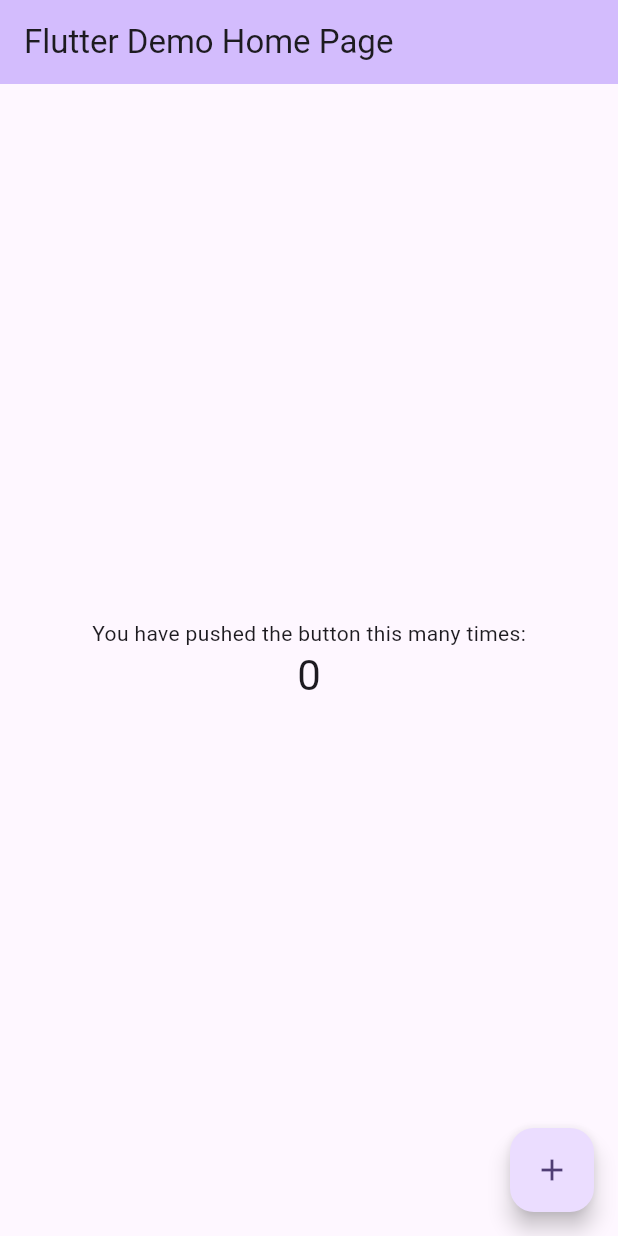
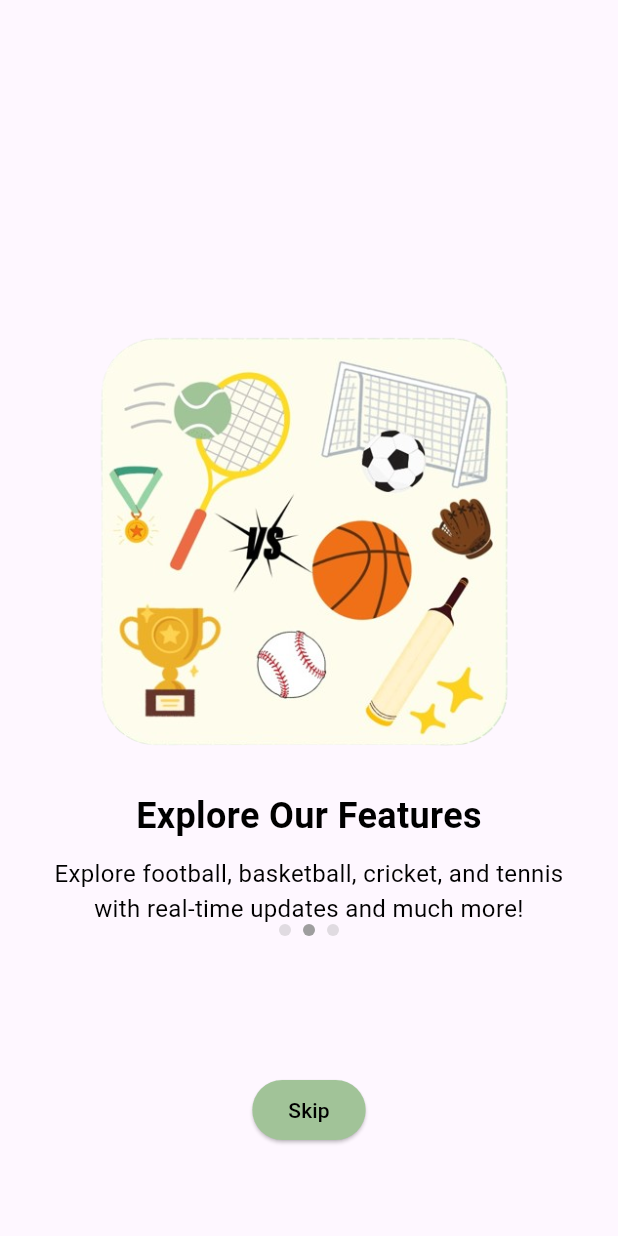
Before and after one commit to mashael053/sportify_application, a Flutter app: the screen it shows after launch, on a phone screen of 412 x 824 dp. Run offline on Flutter 3.47's test engine with Material 3 defaults, Android fonts, the light colour scheme and no system bars; drawn by our look-alikes of page_view_indicators; our stand-ins replace google_sign_in.

Commit message:
splash , onbordaing , login screens

```diff
--- a/lib/main.dart
+++ b/lib/main.dart
@@ -1,4 +1,7 @@
 import 'package:flutter/material.dart';
+import 'package:sportify_application/screens/login_screen.dart';
+import 'package:sportify_application/screens/onboarding_screen.dart';
+import 'package:sportify_application/screens/splash_screen.dart';
 
 void main() {
   runApp(const MyApp());
@@ -7,119 +10,11 @@
 class MyApp extends StatelessWidget {
   const MyApp({super.key});
 
-  // This widget is the root of your application.
   @override
   Widget build(BuildContext context) {
     return MaterialApp(
-      title: 'Flutter Demo',
-      theme: ThemeData(
-        // This is the theme of your application.
-        //
-        // TRY THIS: Try running your application with "flutter run". You'll see
-        // the application has a purple toolbar. Then, without quitting the app,
-        // try changing the seedColor in the colorScheme below to Colors.green
-        // and then invoke "hot reload" (save your changes or press the "hot
-        // reload" button in a Flutter-supported IDE, or press "r" if you used
-        // the command line to start the app).
-        //
-        // Notice that the counter didn't reset back to zero; the application
-        // state is not lost during the reload. To reset the state, use hot
-        // restart instead.
-        //
-        // This works for code too, not just values: Most code changes can be
-        // tested with just a hot reload.
-        colorScheme: ColorScheme.fromSeed(seedColor: Colors.deepPurple),
-        useMaterial3: true,
-      ),
-      home: const MyHomePage(title: 'Flutter Demo Home Page'),
+      debugShowCheckedModeBanner: false,
+      home: const SplashScreen(),
     );
   }
 }
-
-class MyHomePage extends StatefulWidget {
-  const MyHomePage({super.key, required this.title});
-
-  // This widget is the home page of your application. It is stateful, meaning
-  // that it has a State object (defined below) that contains fields that affect
-  // how it looks.
-
-  // This class is the configuration for the state. It holds the values (in this
-  // case the title) provided by the parent (in this case the App widget) and
-  // used by the build method of the State. Fields in a Widget subclass are
-  // always marked "final".
-
-  final String title;
-
-  @override
-  State<MyHomePage> createState() => _MyHomePageState();
-}
-
-class _MyHomePageState extends State<MyHomePage> {
-  int _counter = 0;
-
-  void _incrementCounter() {
-    setState(() {
-      // This call to setState tells the Flutter framework that something has
-      // changed in this State, which causes it to rerun the build method below
-      // so that the display can reflect the updated values. If we changed
-      // _counter without calling setState(), then the build method would not be
-      // called again, and so nothing would appear to happen.
-      _counter++;
-    });
-  }
-
-  @override
-  Widget build(BuildContext context) {
-    // This method is rerun every time setState is called, for instance as done
-    // by the _incrementCounter method above.
-    //
-    // The Flutter framework has been optimized to make rerunning build methods
-    // fast, so that you can just rebuild anything that needs updating rather
-    // than having to individually change instances of widgets.
-    return Scaffold(
-      appBar: AppBar(
-        // TRY THIS: Try changing the color here to a specific color (to
-        // Colors.amber, perhaps?) and trigger a hot reload to see the AppBar
-        // change color while the other colors stay the same.
-        backgroundColor: Theme.of(context).colorScheme.inversePrimary,
-        // Here we take the value from the MyHomePage object that was created by
-        // the App.build method, and use it to set our appbar title.
-        title: Text(widget.title),
-      ),
-      body: Center(
-        // Center is a layout widget. It takes a single child and positions it
-        // in the middle of the parent.
-        child: Column(
-          // Column is also a layout widget. It takes a list of children and
-          // arranges them vertically. By default, it sizes itself to fit its
-          // children horizontally, and tries to be as tall as its parent.
-          //
-          // Column has various properties to control how it sizes itself and
-          // how it positions its children. Here we use mainAxisAlignment to
-          // center the children vertically; the main axis here is the vertical
-          // axis because Columns are vertical (the cross axis would be
-          // horizontal).
-          //
-          // TRY THIS: Invoke "debug painting" (choose the "Toggle Debug Paint"
-          // action in the IDE, or press "p" in the console), to see the
-          // wireframe for each widget.
-          mainAxisAlignment: MainAxisAlignment.center,
-          children: <Widget>[
-            const Text(
-              'You have pushed the button this many times:',
-            ),
-            Text(
-              '$_counter',
-              style: Theme.of(context).textTheme.headlineMedium,
-            ),
-          ],
-        ),
-      ),
-      floatingActionButton: FloatingActionButton(
-        onPressed: _incrementCounter,
-        tooltip: 'Increment',
-        child: const Icon(Icons.add),
-      ), // This trailing comma makes auto-formatting nicer for build methods.
-    );
-  }
-}
--- /dev/null
+++ b/lib/screens/onboarding_screen.dart
@@ -0,0 +1,166 @@
+import 'package:flutter/material.dart';
+import 'dart:async';
+import 'package:page_view_indicators/page_view_indicators.dart';
+import 'package:sportify_application/screens/login_screen.dart';
+
+class OnBoarding extends StatefulWidget {
+  @override
+  _OnboardingState createState() => _OnboardingState();
+}
+
+class _OnboardingState extends State<OnBoarding> {
+  PageController _pageController = PageController();
+  int _currentPageIndex = 0;
+  final _currentPageNotifier = ValueNotifier<int>(0);
+
+  @override
+  void initState() {
+    super.initState();
+    // Start timer to automatically slide to next page every 3 seconds
+    Timer.periodic(Duration(seconds: 3), (Timer timer) {
+      if (_currentPageIndex < 2) {
+        _currentPageIndex++;
+      } else {
+        _currentPageIndex = 0;
+      }
+      _pageController.animateToPage(
+        _currentPageIndex,
+        duration: Duration(milliseconds: 500),
+        curve: Curves.easeIn,
+      );
+      _currentPageNotifier.value = _currentPageIndex; // Update the indicator
+    });
+  }
+
+  @override
+  Widget build(BuildContext context) {
+    return Scaffold(
+      body: Stack(
+        children: [
+          PageView(
+            controller: _pageController,
+            onPageChanged: (index) {
+              setState(() {
+                _currentPageIndex = index;
+                _currentPageNotifier.value =
+                    _currentPageIndex; // Update the indicator
+              });
+            },
+            children: [
+              OnboardingPage(
+                image: 'assets/OnBoarding1.png',
+                title: 'Welcome to Our App!',
+                description:
+                    'Discover amazing features and enjoy using our app.',
+              ),
+              OnboardingPage(
+                image: 'assets/OnBoarding2.png',
+                title: 'Explore Our Features',
+                description:
+                    'Explore football, basketball, cricket, and tennis with real-time updates and much more!',
+              ),
+              OnboardingPage(
+                image: 'assets/OnBoarding3.png',
+                title: 'Get Started Now!',
+                description:
+                    'Join us today and experience a new way of using apps.',
+              ),
+            ],
+          ),
+          Align(
+            alignment: Alignment.bottomCenter,
+            child: Padding(
+              padding: const EdgeInsets.only(bottom: 60.0),
+              child: ElevatedButton(
+                onPressed: () {
+                  Navigator.pushReplacement(
+                    context,
+                    MaterialPageRoute(builder: (context) => LoginScreen()),
+                  );
+                },
+                style: ElevatedButton.styleFrom(
+                  backgroundColor:
+                      Color(0xFFA1C398), // Button color set to A1C398
+                ),
+                child: Text(
+                  'Skip',
+                  style: TextStyle(
+                    color: Colors.black, // Text color set to black
+                  ),
+                ),
+              ),
+            ),
+          ),
+          Positioned(
+            bottom:
+                200.0, // Adjust this value to change the position of the page indicator
+            left: 0,
+            right: 0,
+            child: Container(
+              padding: EdgeInsets.only(top: 20.0), // Add padding to the top
+              child: CirclePageIndicator(
+                itemCount: 3,
+                currentPageNotifier: _currentPageNotifier,
+              ),
+            ),
+          ),
+        ],
+      ),
+    );
+  }
+}
+
+class OnboardingPage extends StatelessWidget {
+  final String image;
+  final String title;
+  final String description;
+
+  const OnboardingPage({
+    Key? key,
+    required this.image,
+    required this.title,
+    required this.description,
+  }) : super(key: key);
+
+  @override
+  Widget build(BuildContext context) {
+    return Container(
+      margin: EdgeInsets.symmetric(horizontal: 20.0),
+      child: Column(
+        mainAxisAlignment: MainAxisAlignment.center,
+        children: [
+          Container(
+            width: 300.0,
+            height: 300.0,
+            decoration: BoxDecoration(
+              borderRadius: BorderRadius.circular(10.0),
+              image: DecorationImage(
+                image: AssetImage(image),
+                fit: BoxFit.cover,
+              ),
+            ),
+          ),
+          SizedBox(height: 20.0),
+          Text(
+            title,
+            style: TextStyle(
+              fontSize: 24.0,
+              fontWeight: FontWeight.bold,
+              color: Colors.black,
+            ),
+            textAlign: TextAlign.center,
+          ),
+          SizedBox(height: 10.0),
+          Text(
+            description,
+            style: TextStyle(
+              fontSize: 16.0,
+              color: Colors.black,
+            ),
+            textAlign: TextAlign.center,
+          ),
+        ],
+      ),
+    );
+  }
+}
```
Also changed, not shown: lib/screens/login_screen.dart (added, +240 -0 lines), lib/screens/splash_screen.dart (added, +33 -0 lines), pubspec.yaml (+6 -3 lines), assets/OnBoarding1.png (added), assets/OnBoarding2.png (added), assets/OnBoarding3.png (added), assets/sportifyLogo.png (added), pubspec.lock, 1 other file.
